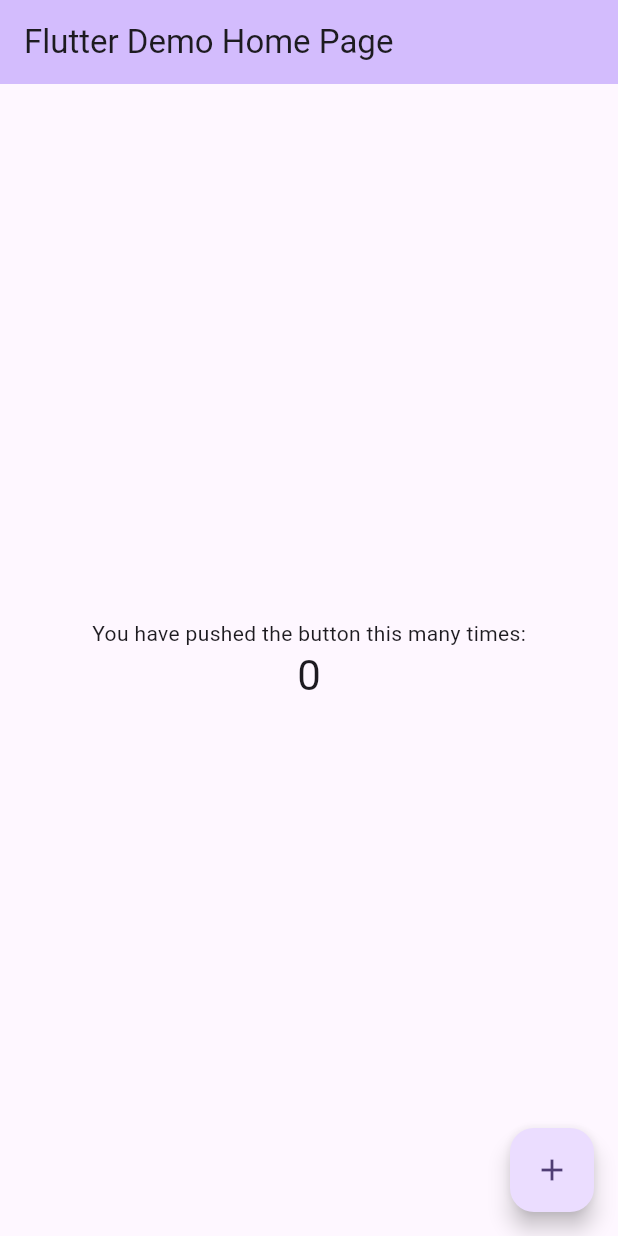
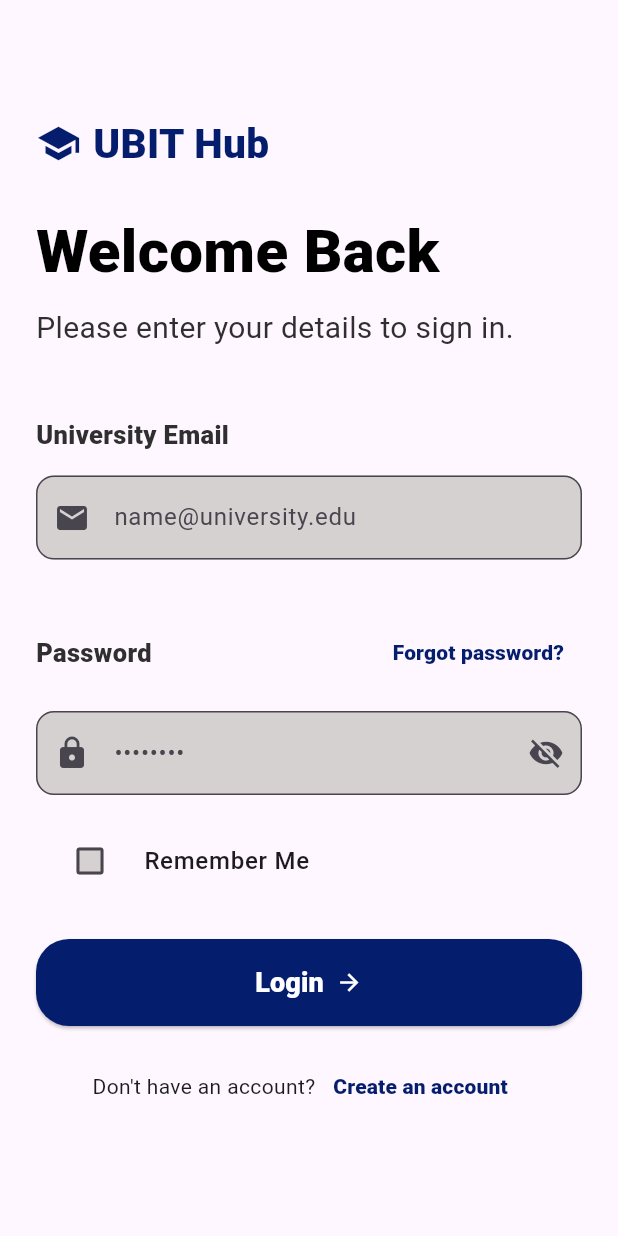
Before and after one commit to AnoodShahwar/UBIT-Student-Hub, a Flutter app: the screen it shows after launch, on a phone screen of 412 x 824 dp. Run offline on Flutter 3.47's test engine with Material 3 defaults, Android fonts, the phone set to English and light mode, and no system bars.

Commit message:
Login Screen completed

```diff
--- a/lib/main.dart
+++ b/lib/main.dart
@@ -1,4 +1,5 @@
 import 'package:flutter/material.dart';
+import 'screens/login.dart';
 
 void main() {
   runApp(const MyApp());
@@ -6,117 +7,8 @@ void main() {
 
 class MyApp extends StatelessWidget {
   const MyApp({super.key});
-
-  // This widget is the root of your application.
   @override
   Widget build(BuildContext context) {
-    return MaterialApp(
-      title: 'Flutter Demo',
-      theme: ThemeData(
-        // This is the theme of your application.
-        //
-        // TRY THIS: Try running your application with "flutter run". You'll see
-        // the application has a purple toolbar. Then, without quitting the app,
-        // try changing the seedColor in the colorScheme below to Colors.green
-        // and then invoke "hot reload" (save your changes or press the "hot
-        // reload" button in a Flutter-supported IDE, or press "r" if you used
-        // the command line to start the app).
-        //
-        // Notice that the counter didn't reset back to zero; the application
-        // state is not lost during the reload. To reset the state, use hot
-        // restart instead.
-        //
-        // This works for code too, not just values: Most code changes can be
-        // tested with just a hot reload.
-        colorScheme: .fromSeed(seedColor: Colors.deepPurple),
-      ),
-      home: const MyHomePage(title: 'Flutter Demo Home Page'),
-    );
+    return MaterialApp(debugShowCheckedModeBanner: false, home: LoginScreen());
   }
 }
-
-class MyHomePage extends StatefulWidget {
-  const MyHomePage({super.key, required this.title});
-
-  // This widget is the home page of your application. It is stateful, meaning
-  // that it has a State object (defined below) that contains fields that affect
-  // how it looks.
-
-  // This class is the configuration for the state. It holds the values (in this
-  // case the title) provided by the parent (in this case the App widget) and
-  // used by the build method of the State. Fields in a Widget subclass are
-  // always marked "final".
-
-  final String title;
-
-  @override
-  State<MyHomePage> createState() => _MyHomePageState();
-}
-
-class _MyHomePageState extends State<MyHomePage> {
-  int _counter = 0;
-
-  void _incrementCounter() {
-    setState(() {
-      // This call to setState tells the Flutter framework that something has
-      // changed in this State, which causes it to rerun the build method below
-      // so that the display can reflect the updated values. If we changed
-      // _counter without calling setState(), then the build method would not be
-      // called again, and so nothing would appear to happen.
-      _counter++;
-    });
-  }
-
-  @override
-  Widget build(BuildContext context) {
-    // This method is rerun every time setState is called, for instance as done
-    // by the _incrementCounter method above.
-    //
-    // The Flutter framework has been optimized to make rerunning build methods
-    // fast, so that you can just rebuild anything that needs updating rather
-    // than having to individually change instances of widgets.
-    return Scaffold(
-      appBar: AppBar(
-        // TRY THIS: Try changing the color here to a specific color (to
-        // Colors.amber, perhaps?) and trigger a hot reload to see the AppBar
-        // change color while the other colors stay the same.
-        backgroundColor: Theme.of(context).colorScheme.inversePrimary,
-        // Here we take the value from the MyHomePage object that was created by
-        // the App.build method, and use it to set our appbar title.
-        title: Text(widget.title),
-      ),
-      body: Center(
-        // Center is a layout widget. It takes a single child and positions it
-        // in the middle of the parent.
-        child: Column(
-          // Column is also a layout widget. It takes a list of children and
-          // arranges them vertically. By default, it sizes itself to fit its
-          // children horizontally, and tries to be as tall as its parent.
-          //
-          // Column has various properties to control how it sizes itself and
-          // how it positions its children. Here we use mainAxisAlignment to
-          // center the children vertically; the main axis here is the vertical
-          // axis because Columns are vertical (the cross axis would be
-          // horizontal).
-          //
-          // TRY THIS: Invoke "debug painting" (choose the "Toggle Debug Paint"
-          // action in the IDE, or press "p" in the console), to see the
-          // wireframe for each widget.
-          mainAxisAlignment: .center,
-          children: [
-            const Text('You have pushed the button this many times:'),
-            Text(
-              '$_counter',
-              style: Theme.of(context).textTheme.headlineMedium,
-            ),
-          ],
-        ),
-      ),
-      floatingActionButton: FloatingActionButton(
-        onPressed: _incrementCounter,
-        tooltip: 'Increment',
-        child: const Icon(Icons.add),
-      ),
-    );
-  }
-}
--- /dev/null
+++ b/lib/screens/login.dart
@@ -0,0 +1,206 @@
+import 'package:flutter/material.dart';
+
+class LoginScreen extends StatefulWidget {
+  const LoginScreen({super.key});
+  @override
+  State<LoginScreen> createState() => _LoginScreenState();
+}
+
+class _LoginScreenState extends State<LoginScreen> {
+  final _formKey = GlobalKey<FormState>();
+  bool _obscurePassword = true;
+  bool _rememberMe = false;
+  @override
+  Widget build(BuildContext context) {
+    return Scaffold(
+      body: Center(
+        child: SingleChildScrollView(
+          child: Padding(
+            padding: EdgeInsets.all(24),
+            child: Form(
+              key: _formKey,
+              child: Column(
+                crossAxisAlignment: CrossAxisAlignment.start,
+                children: [
+                  Row(
+                    mainAxisAlignment: MainAxisAlignment.start,
+                    children: [
+                      Icon(Icons.school, size: 30, color: Color(0xFF051D6D)),
+                      SizedBox(width: 8),
+                      Text(
+                        'UBIT Hub',
+                        style: TextStyle(
+                          fontSize: 27,
+                          fontWeight: FontWeight.w900,
+                          color: Color(0xFF051D6D),
+                        ),
+                      ),
+                    ],
+                  ),
+                  SizedBox(height: 24),
+                  Text(
+                    'Welcome Back',
+                    style: TextStyle(
+                      fontSize: 40,
+                      color: Color.fromARGB(255, 0, 0, 0),
+                      fontWeight: FontWeight.w900,
+                    ),
+                  ),
+                  SizedBox(height: 8),
+                  Text(
+                    'Please enter your details to sign in.',
+                    style: TextStyle(fontSize: 20, color: Color(0xFF302F2F)),
+                  ),
+                  SizedBox(height: 45),
+                  Text(
+                    'University Email',
+                    style: TextStyle(
+                      fontSize: 17,
+                      color: Color(0xFF302F2F),
+                      fontWeight: FontWeight.w900,
+                    ),
+                  ),
+                  SizedBox(height: 15),
+                  TextFormField(
+                    decoration: InputDecoration(
+                      filled: true,
+                      fillColor: Color.fromARGB(255, 214, 209, 209),
+                      labelText: 'name@university.edu',
+                      prefixIcon: Icon(Icons.email),
+                      border: OutlineInputBorder(
+                        borderRadius: BorderRadius.circular(12),
+                      ),
+                    ),
+                  ),
+                  SizedBox(height: 38),
+                  Row(
+                    mainAxisAlignment: MainAxisAlignment.spaceBetween,
+                    children: [
+                      Text(
+                        'Password',
+                        style: TextStyle(
+                          fontSize: 17,
+                          color: Color(0xFF302F2F),
+                          fontWeight: FontWeight.w900,
+                        ),
+                      ),
+                      TextButton(
+                        onPressed: () {},
+                        child: Text(
+                          'Forgot password?',
+                          style: TextStyle(
+                            color: Color(0xFF051D6D),
+                            fontWeight: FontWeight.w900,
+                          ),
+                        ),
+                      ),
+                    ],
+                  ),
+                  SizedBox(height: 15),
+                  TextFormField(
+                    obscureText: _obscurePassword,
+                    decoration: InputDecoration(
+                      hintText: '••••••••',
+                      filled: true,
+                      fillColor: Color.fromARGB(255, 214, 209, 209),
+                      prefixIcon: Icon(Icons.lock),
+                      suffixIcon: IconButton(
+                        icon: Icon(
+                          _obscurePassword
+                              ? Icons.visibility_off
+                              : Icons.visibility,
+                        ),
+                        onPressed: () {
+                          setState(() {
+                            _obscurePassword = !_obscurePassword;
+                          });
+                        },
+                      ),
+                      border: OutlineInputBorder(
+                        borderRadius: BorderRadius.circular(12),
+                      ),
+                    ),
+                  ),
+                  SizedBox(height: 16),
+                  CheckboxListTile(
+                    value: _rememberMe,
+                    onChanged: (value) {
+                      setState(() {
+                        _rememberMe = value!;
+                      });
+                    },
+                    title: Text(
+                      'Remember Me',
+                      style: TextStyle(fontWeight: FontWeight.w500),
+                    ),
+                    controlAffinity: ListTileControlAffinity.leading,
+                    fillColor: WidgetStateProperty.all(
+                      Color.fromARGB(255, 214, 209, 209),
+                    ),
+                    shape: RoundedRectangleBorder(
+                      borderRadius: BorderRadius.circular(12),
+                    ),
+                  ),
+                  SizedBox(height: 24),
+                  SizedBox(
+                    width: double.infinity,
+                    child: ElevatedButton(
+                      onPressed: () {
+                        if (_formKey.currentState!.validate()) {}
+                      },
+                      style: ButtonStyle(
+                        backgroundColor: WidgetStateProperty.all(
+                          Color(0xFF051D6D),
+                        ),
+                        padding: WidgetStateProperty.all(
+                          EdgeInsets.symmetric(vertical: 16),
+                        ),
+                        shape: WidgetStateProperty.all(
+                          RoundedRectangleBorder(
+                            borderRadius: BorderRadius.circular(22),
+                          ),
+                        ),
+                      ),
+                      child: Row(
+                        mainAxisAlignment: MainAxisAlignment.center,
+                        children: [
+                          Text(
+                            'Login',
+                            style: TextStyle(
+                              color: Colors.white,
+                              fontSize: 18,
+                              fontWeight: FontWeight.w900,
+                            ),
+                          ),
+                          SizedBox(width: 8),
+                          Icon(Icons.arrow_forward, color: Colors.white),
+                        ],
+                      ),
+                    ),
+                  ),
+                  SizedBox(height: 16),
+                  Row(
+                    mainAxisAlignment: MainAxisAlignment.center,
+                    children: [
+                      Text("Don't have an account?"),
+                      TextButton(
+                        onPressed: () {},
+                        child: Text(
+                          'Create an account',
+                          style: TextStyle(
+                            color: Color(0xFF051D6D),
+                            fontWeight: FontWeight.w900,
+                          ),
+                        ),
+                      ),
+                    ],
+                  ),
+                ],
+              ),
+            ),
+          ),
+        ),
+      ),
+    );
+  }
+}
```
Also changed, not shown: lib/screens/dashboard.dart (added), lib/screens/marketplace.dart (added), lib/screens/profile.dart (added).
